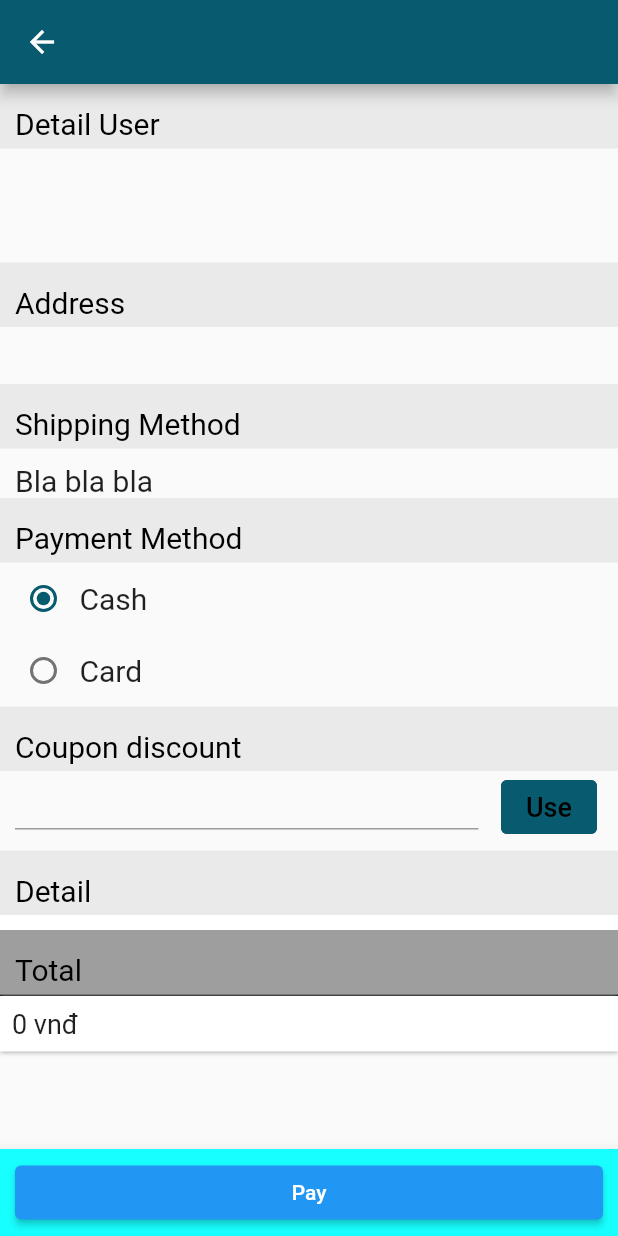
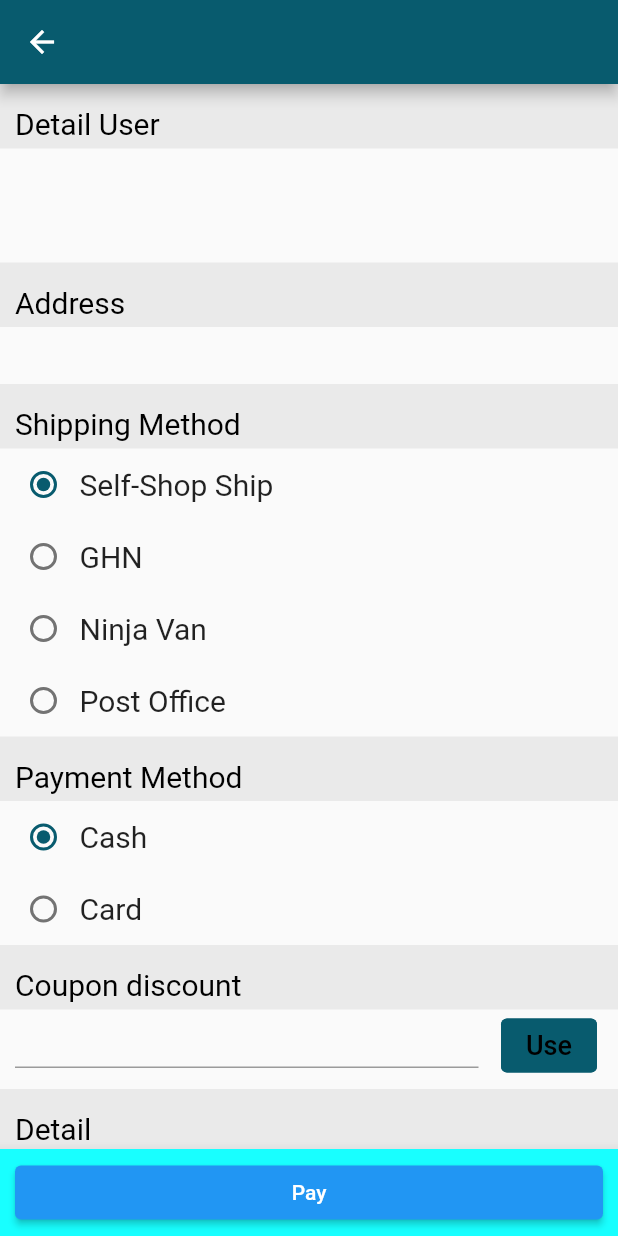
Before and after one commit to ndmnhat/Veterinary_Store, a Flutter app: the Payment screen opened directly, on a phone screen of 412 x 824 dp. Run offline on Flutter 3.47's test engine with Material 2 defaults, Android fonts, the light colour scheme and no system bars; our stand-ins replace cloud_firestore, firebase_auth, firebase_core, firebase_storage, get; accounts and stored records are empty.

Commit message:
payment screen

```diff
--- a/veterinary_store_app/lib/controllers/utilities_controller.dart
+++ b/veterinary_store_app/lib/controllers/utilities_controller.dart
@@ -3,7 +3,8 @@ import 'package:get/get.dart';
 class UtilitiesController extends GetxController {
   var tabIndex = 0;
   var titleScreen = "Veterinary Store";
-  String selectRadio = "Cash";
+  String selectRadioPayment = "Cash";
+  String selectRadioShipping = "Self-Shop Ship";
   bool showPass = false;
 
   void changeTabIndex(int index) {
@@ -24,9 +25,14 @@ class UtilitiesController extends GetxController {
     update();
   }
 
-  setSelectRadio(String val){
-      selectRadio = val;
-      update();
+  setSelectRadioPayment(String val){
+    selectRadioPayment = val;
+    update();
+  }
+
+  setSelectRadioShipping(String val){
+    selectRadioShipping = val;
+    update();
   }
 
 }
--- /dev/null
+++ b/veterinary_store_app/lib/models/order_model.dart
@@ -0,0 +1,64 @@
+import 'package:cloud_firestore/cloud_firestore.dart';
+
+class OrderModel {
+  String id;
+  String idUser;
+  String nameUser;
+  String emailUser;
+  String phoneUser;
+  String addressUser;
+  String shippingMethod;
+  String paymentMethod;
+  bool isCancel;
+  bool isComplete;
+  bool isAccess;
+  bool isShipping;
+
+  OrderModel({
+    this.id,
+    this.idUser,
+    this.nameUser,
+    this.emailUser,
+    this.phoneUser,
+    this.addressUser,
+    this.shippingMethod,
+    this.paymentMethod,
+    this.isCancel,
+    this.isComplete,
+    this.isAccess,
+    this.isShipping,
+  });
+
+  OrderModel.fromDocumentSnapshot({DocumentSnapshot documentSnapshot}) {
+    id = documentSnapshot.id;
+    idUser = documentSnapshot["iduser"];
+    nameUser = documentSnapshot["nameuser"];
+    emailUser = documentSnapshot["emailuser"];
+    phoneUser = documentSnapshot["phoneuser"];
+    addressUser = documentSnapshot["addressuser"];
+    shippingMethod = documentSnapshot["shippingmethod"];
+    paymentMethod = documentSnapshot["paymentmethod"];
+    isCancel = documentSnapshot["iscancel"];
+    isComplete = documentSnapshot["iscomplete"];
+    isAccess = documentSnapshot["isaccess"];
+    isShipping = documentSnapshot["isshipping"];
+
+  }
+
+  OrderModel.fromQueryDocumentSnapshot({QueryDocumentSnapshot queryDocSnapshot}) {
+    var data = queryDocSnapshot.data();
+    id = queryDocSnapshot.id;
+    idUser = data["iduser"];
+    nameUser = data["nameuser"];
+    emailUser = data["emailuser"];
+    phoneUser = data["phoneuser"];
+    addressUser = data["addressuser"];
+    shippingMethod = data["shippingmethod"];
+    paymentMethod = data["paymentmethod"];
+    isCancel = data["iscancel"];
+    isComplete = data["iscomplete"];
+    isAccess = data["isaccess"];
+    isShipping = data["isshipping"];
+  }
+
+}
--- a/veterinary_store_app/lib/screens/payment_screen.dart
+++ b/veterinary_store_app/lib/screens/payment_screen.dart
@@ -7,9 +7,11 @@ import 'package:veterinary_store_app/controllers/auth_controller.dart';
 import 'package:veterinary_store_app/controllers/utilities_controller.dart';
 import 'package:veterinary_store_app/models/product_model.dart';
 import 'package:veterinary_store_app/models/user_model.dart';
+import 'package:veterinary_store_app/screens/app_screen.dart';
 
 class Payment extends StatelessWidget {
   final formatter = new NumberFormat("#,###");
+  UserModel user = UserModel();
   String useraddress;
   @override
   Widget build(BuildContext context) {
@@ -24,7 +26,7 @@ class Payment extends StatelessWidget {
                   if (stream.hasError) {
                     return Center(child: Text(stream.error.toString()));
                   }
-                  final UserModel user = UserModel.fromDocumentSnapshot(documentSnapshot: stream.data);
+                  user = UserModel.fromDocumentSnapshot(documentSnapshot: stream.data);
                   useraddress = user.address;
                   return Scaffold(
                     appBar: AppBar(
@@ -125,14 +127,88 @@ class Payment extends StatelessWidget {
                                 ),
                               ),
                               Container(
-                                child: Padding(
-                                  padding: const EdgeInsets.fromLTRB(10, 10, 0, 0),
-                                  child: Text(
-                                    'Bla bla bla',
-                                    style: TextStyle(
-                                      fontSize: 20,
-                                    ),
-                                  ),
+                                child: GetBuilder<UtilitiesController>(
+                                    builder: (controller){
+                                      return Padding(
+                                          padding: const EdgeInsets.fromLTRB(5, 0, 0, 0),
+                                          child: Column(
+                                            children: [
+                                              Row(
+                                                children: [
+                                                  Radio<String>(
+                                                      value: "Self-Shop Ship",
+                                                      groupValue: controller.selectRadioShipping,
+                                                      activeColor: Color(0xFF085B6E),
+                                                      onChanged: (val){
+                                                        controller.setSelectRadioShipping(val);
+                                                      }
+                                                  ),
+                                                  Text(
+                                                    'Self-Shop Ship',
+                                                    style: TextStyle(
+                                                      fontSize: 20,
+                                                    ),
+                                                  ),
+                                                ],
+                                              ),
+                                              Row(
+                                                children: [
+                                                  Radio<String>(
+                                                      value: "GHN",
+                                                      groupValue: controller.selectRadioShipping,
+                                                      activeColor: Color(0xFF085B6E),
+                                                      onChanged: (val){
+                                                        controller.setSelectRadioShipping(val);
+                                                      }
+                                                  ),
+                                                  Text(
+                                                    'GHN',
+                                                    style: TextStyle(
+                                                      fontSize: 20,
+                                                    ),
+                                                  ),
+                                                ],
+                                              ),
+                                              Row(
+                                                children: [
+                                                  Radio<String>(
+                                                      value: "Ninja Van",
+                                                      groupValue: controller.selectRadioShipping,
+                                                      activeColor: Color(0xFF085B6E),
+                                                      onChanged: (val){
+                                                        controller.setSelectRadioShipping(val);
+                                                      }
+                                                  ),
+                                                  Text(
+                                                    'Ninja Van',
+                                                    style: TextStyle(
+                                                      fontSize: 20,
+                                                    ),
+                                                  ),
+                                                ],
+                                              ),
+                                              Row(
+                                                children: [
+                                                  Radio<String>(
+                                                      value: "Post Office",
+                                                      groupValue: controller.selectRadioShipping,
+                                                      activeColor: Color(0xFF085B6E),
+                                                      onChanged: (val){
+                                                        controller.setSelectRadioShipping(val);
+                                                      }
+                                                  ),
+                                                  Text(
+                                                    'Post Office',
+                                                    style: TextStyle(
+                                                      fontSize: 20,
+                                                    ),
+                                                  ),
+                                                ],
+                                              ),
+                                            ],
+                                          )
+                                      );
+                                    }
                                 ),
                               ),
                               Container(
@@ -160,10 +236,10 @@ class Payment extends StatelessWidget {
                                                 children: [
                                                   Radio<String>(
                                                       value: "Cash",
-                                                      groupValue: controller.selectRadio,
+                                                      groupValue: controller.selectRadioPayment,
                                                       activeColor: Color(0xFF085B6E),
                                                       onChanged: (val){
-                                                        controller.setSelectRadio(val);
+                                                        controller.setSelectRadioPayment(val);
                                                       }
                                                   ),
                                                   Text(
@@ -178,10 +254,10 @@ class Payment extends StatelessWidget {
                                                 children: [
                                                   Radio<String>(
                                                       value: "Card",
-                                                      groupValue: controller.selectRadio,
+                                                      groupValue: controller.selectRadioPayment,
                                                       activeColor: Color(0xFF085B6E),
                                                       onChanged: (val){
-                                                        controller.setSelectRadio(val);
+                                                        controller.setSelectRadioPayment(val);
                                                       }
                                                   ),
                                                   Text(
@@ -373,7 +449,12 @@ class Payment extends StatelessWidget {
       Get.snackbar("Nofitication", "You need to set you address first!!");
     }
     else{
-      Get.snackbar("Nofitication", "Success");
+      Get.find<AuthController>().paythebill(user,Get.find<UtilitiesController>().selectRadioShipping,Get.find<UtilitiesController>().selectRadioPayment);
+      Get.find<UtilitiesController>().changeTabIndex(0);
+      Get.offAll(AppScreen());
+      Get.find<UtilitiesController>().selectRadioShipping = "Self-Shop Ship";
+      Get.find<UtilitiesController>().selectRadioPayment = "Cash";
+      Get.snackbar("Nofitication", "Make order success");
     }
   }
 }
```
Also changed, not shown: veterinary_store_app/lib/controllers/auth_controller.dart (+22 -5 lines), veterinary_store_app/lib/services/user_service.dart (+40 -11 lines).
